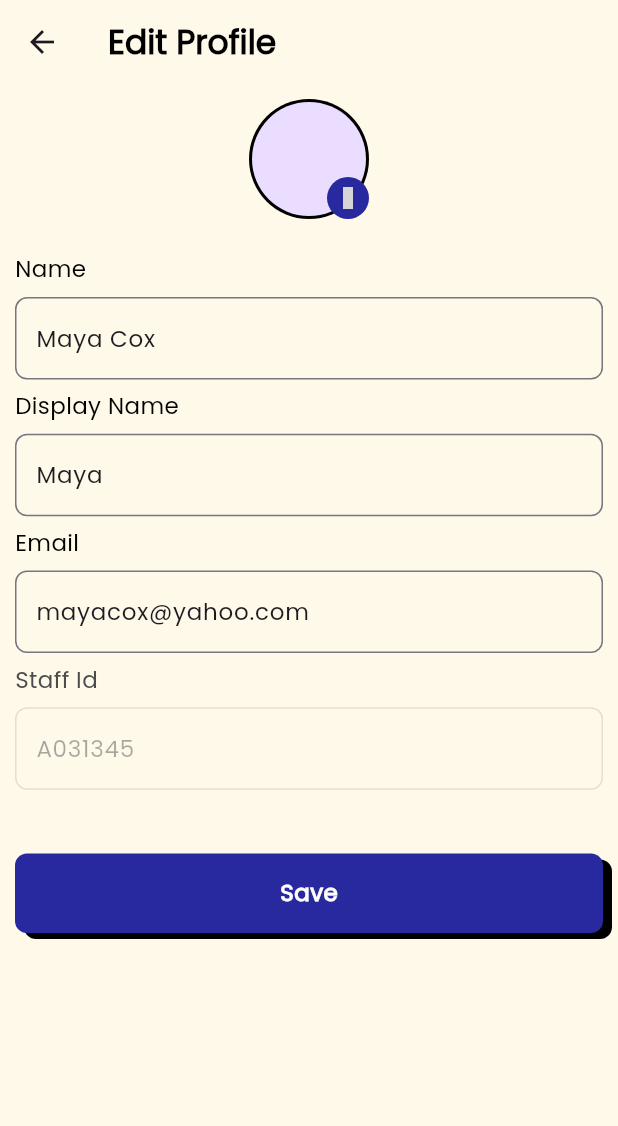
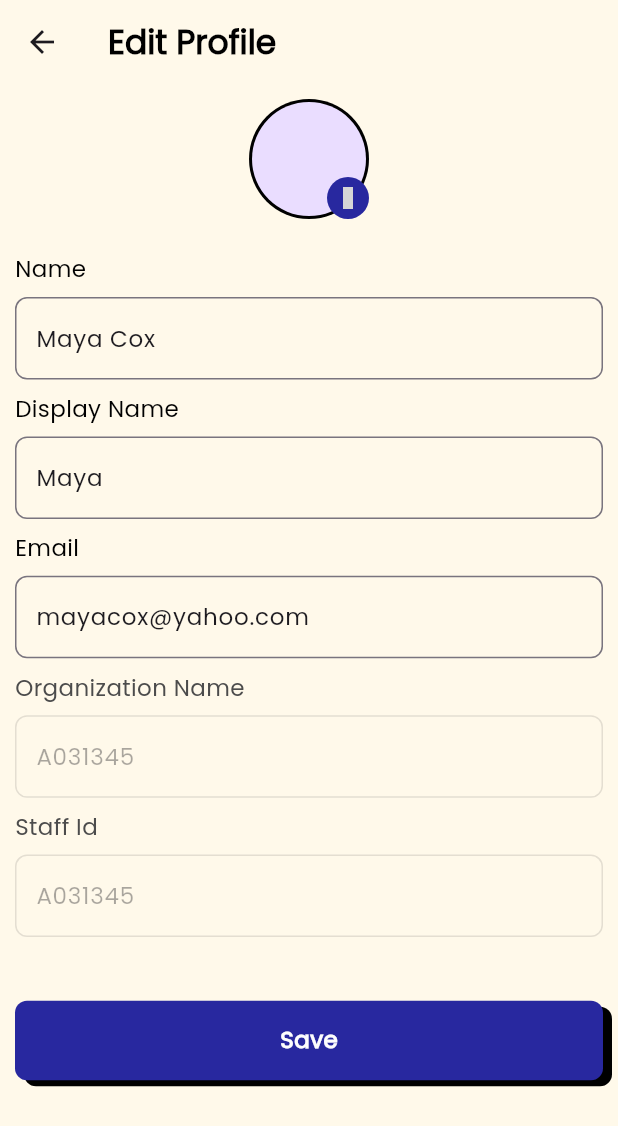
Before and after one commit to hngx-org/Lightning-food-mobile, a Flutter app: the ProfileViewScreen screen opened directly, after a tap on "Edit Profile Information", on a phone screen of 412 x 824 dp. Shown: the top 1126 px of the screen. Run offline on Flutter 3.47's test engine with Material 2 defaults, Android fonts, the phone set to English and light mode, and no system bars; our stand-ins replace flutter_screenutil, iconsax; grey boxes are pictures that could not be loaded.

Commit message:
updated the views

```diff
--- a/lib/views/profile_screen/edit_profile_screen.dart
+++ b/lib/views/profile_screen/edit_profile_screen.dart
@@ -27,6 +27,8 @@ class _EditProfileScreenState extends State<EditProfileScreen> {
   TextEditingController idController = TextEditingController(
     text: profileData['id'],
   );
+  TextEditingController organizationController =
+      TextEditingController(text: profileData['id']);
 
   @override
   void dispose() {
@@ -34,6 +36,7 @@ class _EditProfileScreenState extends State<EditProfileScreen> {
     displayNameController.dispose();
     mailController.dispose();
     idController.dispose();
+    organizationController.dispose();
     super.dispose();
   }
 
@@ -66,7 +69,7 @@ class _EditProfileScreenState extends State<EditProfileScreen> {
                 }
               },
             ),
-            SizedBox(height: 8.h),
+            SizedBox(height: 10.h),
             EditProfileTextField(
               controller: displayNameController,
               fieldLabel: 'Display Name',
@@ -78,7 +81,7 @@ class _EditProfileScreenState extends State<EditProfileScreen> {
                 }
               },
             ),
-            SizedBox(height: 8.h),
+            SizedBox(height: 10.h),
             EditProfileTextField(
               controller: mailController,
               fieldLabel: 'Email',
@@ -90,7 +93,14 @@ class _EditProfileScreenState extends State<EditProfileScreen> {
                 }
               },
             ),
-            SizedBox(height: 8.h),
+            SizedBox(height: 10.h),
+            EditProfileTextField(
+              controller: organizationController,
+              fieldLabel: 'Organization Name',
+              validator: null,
+              enabled: false,
+            ),
+            SizedBox(height: 10.h),
             EditProfileTextField(
               controller: idController,
               fieldLabel: 'Staff Id',
--- a/lib/views/profile_screen/widgets/edit_profile_text_field.dart
+++ b/lib/views/profile_screen/widgets/edit_profile_text_field.dart
@@ -9,16 +9,18 @@ class EditProfileTextField extends StatelessWidget {
     required this.fieldLabel,
     required this.validator,
     this.enabled = true,
+    this.hint,
   });
 
   final TextEditingController controller;
   final String fieldLabel;
   final String? Function(String?)? validator;
   final bool enabled;
+  final String? hint;
 
   @override
   Widget build(BuildContext context) {
-    final hintText = controller.text;
+    final hintText = hint ?? controller.text;
     return Column(
       crossAxisAlignment: CrossAxisAlignment.start,
       children: [
--- a/lib/views/profile_screen/widgets/profile_page_button.dart
+++ b/lib/views/profile_screen/widgets/profile_page_button.dart
@@ -51,6 +51,7 @@ class ProfilePageButton extends StatelessWidget {
                   buttonLabel,
                   style: TextStyle(
                     fontWeight: FontWeight.w500,
+                    fontSize: 16.sp,
                     color: foregroundColor,
                   ),
                 ),
--- a/lib/views/profile_screen/widgets/profile_segment_2.dart
+++ b/lib/views/profile_screen/widgets/profile_segment_2.dart
@@ -3,15 +3,23 @@ import 'package:flutter_screenutil/flutter_screenutil.dart';
 import 'package:iconsax/iconsax.dart';
 import 'package:lightning_food_mobile/constants/app_colors.dart';
 import 'package:lightning_food_mobile/views/login_view/login_screen.dart';
+import 'package:lightning_food_mobile/views/profile_screen/staff_invite_screen/staff_invite_screen.dart';
 
 import 'profile_page_button.dart';
 import '../edit_profile_screen.dart';
 
-class ProfileSegment2 extends StatelessWidget {
+//TODO: Change to stateless widget when plugged to the controller
+class ProfileSegment2 extends StatefulWidget {
   const ProfileSegment2({
     super.key,
   });
 
+  @override
+  State<ProfileSegment2> createState() => _ProfileSegment2State();
+}
+
+class _ProfileSegment2State extends State<ProfileSegment2> {
+  bool isAdmin = false;
   @override
   Widget build(BuildContext context) {
     return SizedBox(
@@ -31,6 +39,27 @@ class ProfileSegment2 extends StatelessWidget {
               );
             },
           ),
+          isAdmin
+              ? Column(
+                  children: [
+                    SizedBox(height: 8.h),
+                    ProfilePageButton(
+                      leadingIcon: const Icon(
+                        Iconsax.message_edit,
+                      ),
+                      buttonLabel: 'Invite User',
+                      buttonColor: AppColor.secondaryColor,
+                      onTap: () {
+                        Navigator.of(context).push(
+                          MaterialPageRoute(
+                            builder: (context) => const StaffInviteScreen(),
+                          ),
+                        );
+                      },
+                    ),
+                  ],
+                )
+              : const SizedBox(height: 0),
           SizedBox(height: 8.h),
           ProfilePageButton(
             leadingIcon: const Icon(
```
